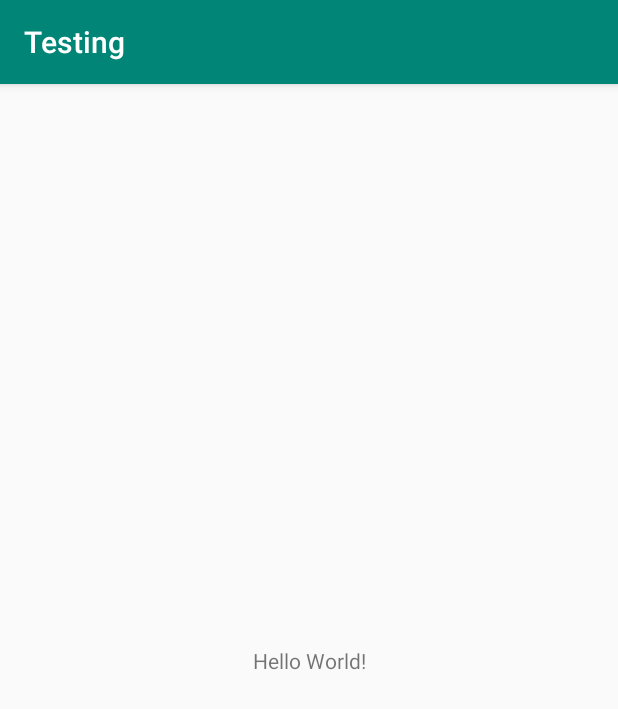
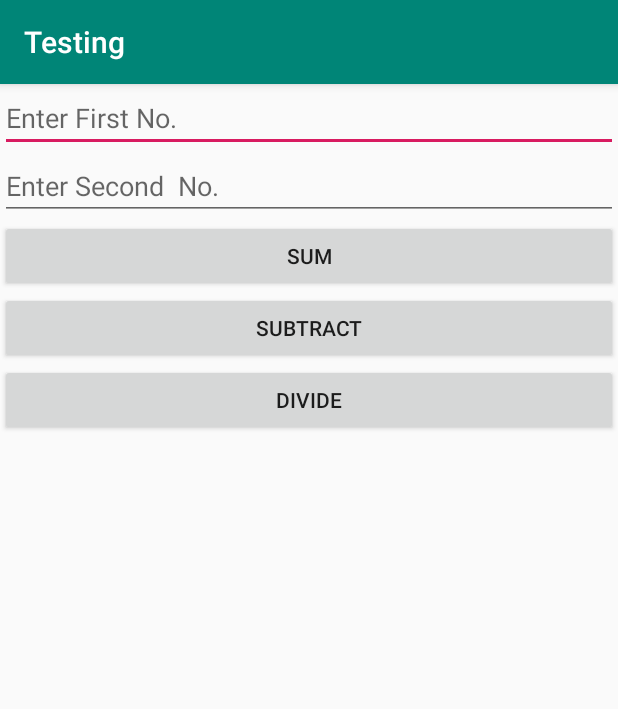
Before and after one commit to shahi1/Testing, an Android app: the screen it shows after launch (MainActivity), on a phone screen of 412 x 824 dp. Shown: the top 709 px of the screen. Run offline under Robolectric (Android 15) with nearby library versions, the phone set to English and light mode, and no system bars.

```diff
--- a/app/src/main/java/com/example/testing/MainActivity.java
+++ b/app/src/main/java/com/example/testing/MainActivity.java
@@ -2,13 +2,42 @@ package com.example.testing;
 
 import androidx.appcompat.app.AppCompatActivity;
 
+import android.content.Intent;
 import android.os.Bundle;
+import android.view.View;
+import android.widget.Button;
+import android.widget.EditText;
 
 public class MainActivity extends AppCompatActivity {
+    private EditText etfirst,etsecond;
+    private Button btnSum,btnSub,btnDiv;
 
     @Override
     protected void onCreate(Bundle savedInstanceState) {
         super.onCreate(savedInstanceState);
         setContentView(R.layout.activity_main);
+
+        etfirst=findViewById(R.id.etfirst);
+        etsecond=findViewById(R.id.etsecond);
+        btnSum=findViewById(R.id.btnSum);
+
+        btnSum.setOnClickListener(new View.OnClickListener() {
+            @Override
+            public void onClick(View v) {
+                Add();
+            }
+        });
+
+    }
+    private void Add(){
+        float first=Float.parseFloat(etfirst.getText().toString());
+        float second=Float.parseFloat(etsecond.getText().toString());
+        Arithemetic arithemetic=new Arithemetic();
+
+        float result=arithemetic.add(first,second);
+
+        Intent intent=new Intent(MainActivity.this,MainActivity.class);
+        intent.putExtra("result",result);
+        startActivity(intent);
     }
 }
--- a/app/src/main/res/layout/activity_main.xml
+++ b/app/src/main/res/layout/activity_main.xml
@@ -1,18 +1,42 @@
 <?xml version="1.0" encoding="utf-8"?>
-<androidx.constraintlayout.widget.ConstraintLayout xmlns:android="http://schemas.android.com/apk/res/android"
+<LinearLayout xmlns:android="http://schemas.android.com/apk/res/android"
     xmlns:app="http://schemas.android.com/apk/res-auto"
     xmlns:tools="http://schemas.android.com/tools"
     android:layout_width="match_parent"
     android:layout_height="match_parent"
-    tools:context=".MainActivity">
+    tools:context=".MainActivity"
+    android:orientation="vertical">
 
-    <TextView
-        android:layout_width="wrap_content"
-        android:layout_height="wrap_content"
-        android:text="Hello World!"
-        app:layout_constraintBottom_toBottomOf="parent"
-        app:layout_constraintLeft_toLeftOf="parent"
-        app:layout_constraintRight_toRightOf="parent"
-        app:layout_constraintTop_toTopOf="parent" />
+   <EditText
+       android:id="@+id/etfirst"
+       android:hint="Enter First No."
+       android:layout_width="match_parent"
+       android:layout_height="wrap_content"
+       />
 
-</androidx.constraintlayout.widget.ConstraintLayout>
+    <EditText
+        android:id="@+id/etsecond"
+       android:hint="Enter Second  No."
+       android:layout_width="match_parent"
+       android:layout_height="wrap_content"/>
+
+
+    <Button
+        android:id="@+id/btnSum"
+        android:text="Sum"
+        android:layout_width="match_parent"
+        android:layout_height="wrap_content"/>
+    <Button
+        android:id="@+id/btnSub"
+        android:text="Subtract"
+        android:layout_width="match_parent"
+        android:layout_height="wrap_content"/>
+     <Button
+         android:id="@+id/btnDiv"
+        android:text="Divide"
+        android:layout_width="match_parent"
+        android:layout_height="wrap_content"/>
+
+
+
+</LinearLayout>
```
Also changed, not shown: app/src/main/java/com/example/testing/Arithemetic.java (added, +15 -0 lines), 1 other file.
